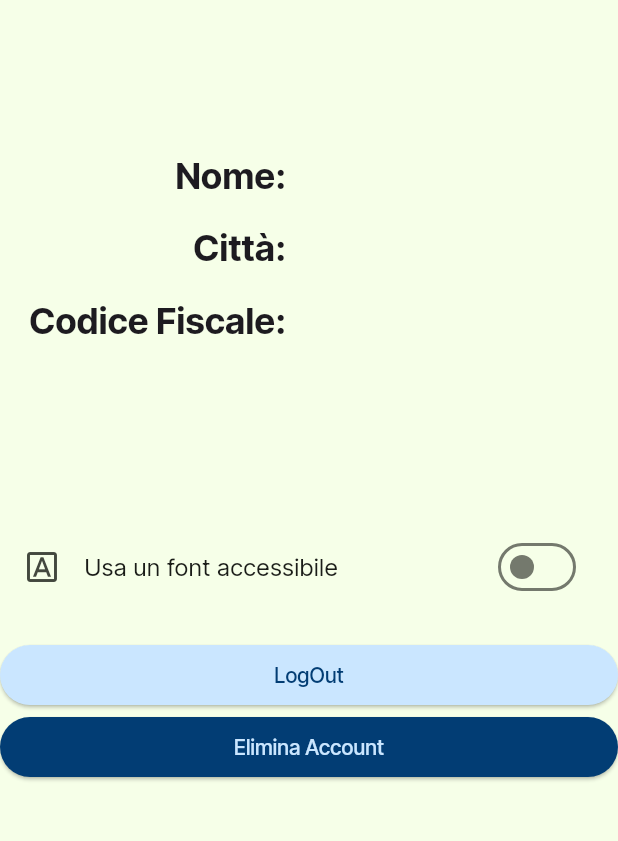
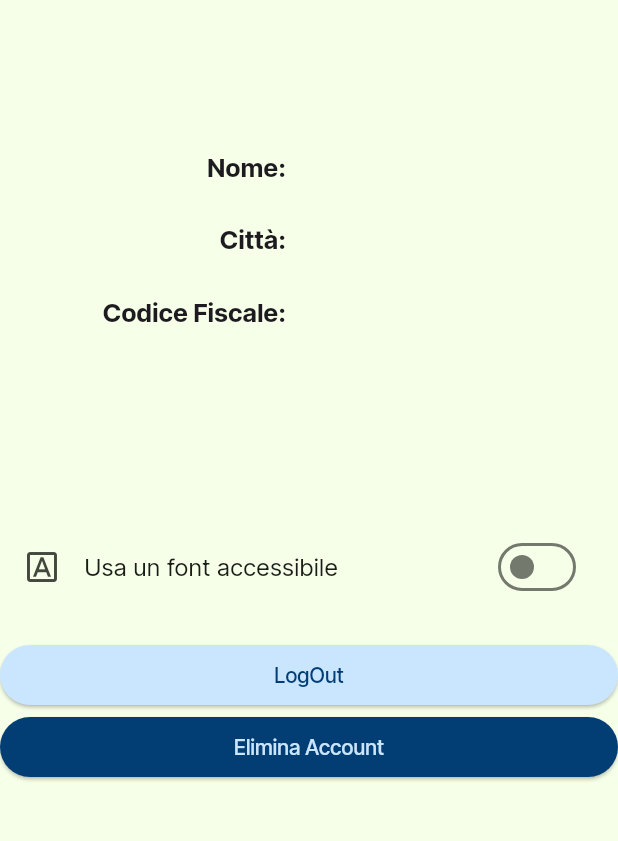
Before and after one commit to FLopriore/pharmate, a Flutter app: the ProfilePage screen opened directly, on a phone screen of 412 x 824 dp, the part 108-949 px from its top. Run offline on Flutter 3.47's test engine with Material 3 defaults, Android fonts, the phone set to English and light mode, and no system bars; our stand-ins replace firebase_core, firebase_messaging, flutter_secure_storage, google_fonts, shared_preferences; accounts and stored records are empty; network calls fail.

Commit message:
Fix cut "codice_fiscale"

```diff
--- a/lib/widgets/profile_text.dart
+++ b/lib/widgets/profile_text.dart
@@ -9,7 +9,7 @@ class ProfileText extends StatelessWidget {
   Widget build(BuildContext context) {
     return Text(
       title,
-      style: const TextStyle(fontWeight: FontWeight.bold, fontSize: 24),
+      style: const TextStyle(fontWeight: FontWeight.bold, fontSize: 17),
       textAlign: textAlign,
     );
   }
```
